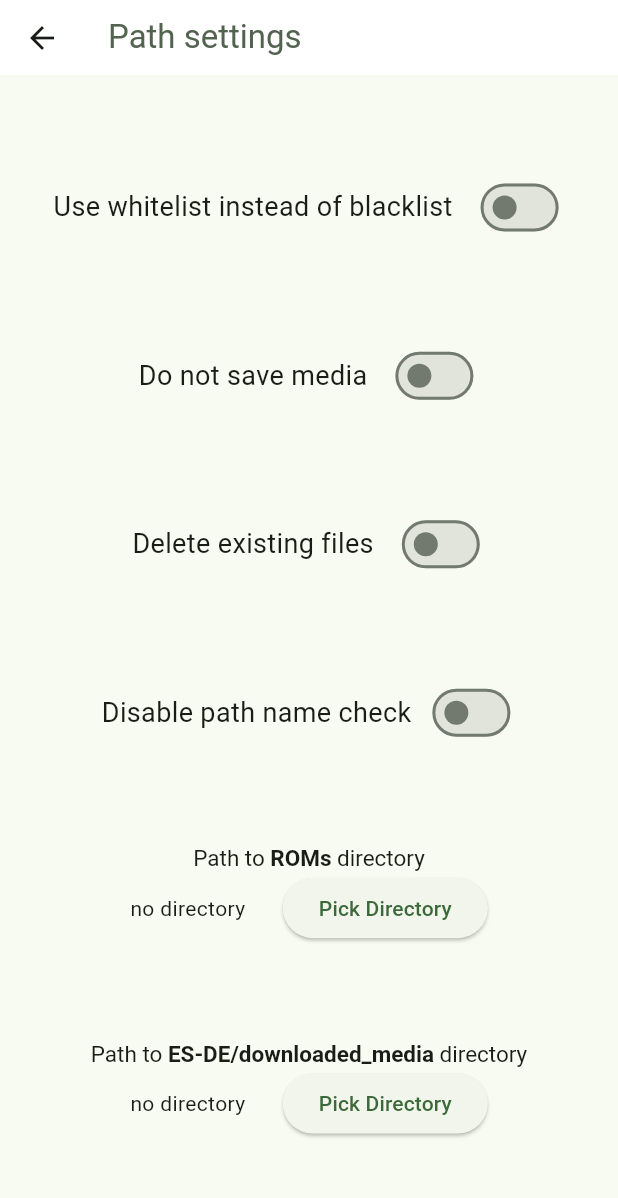
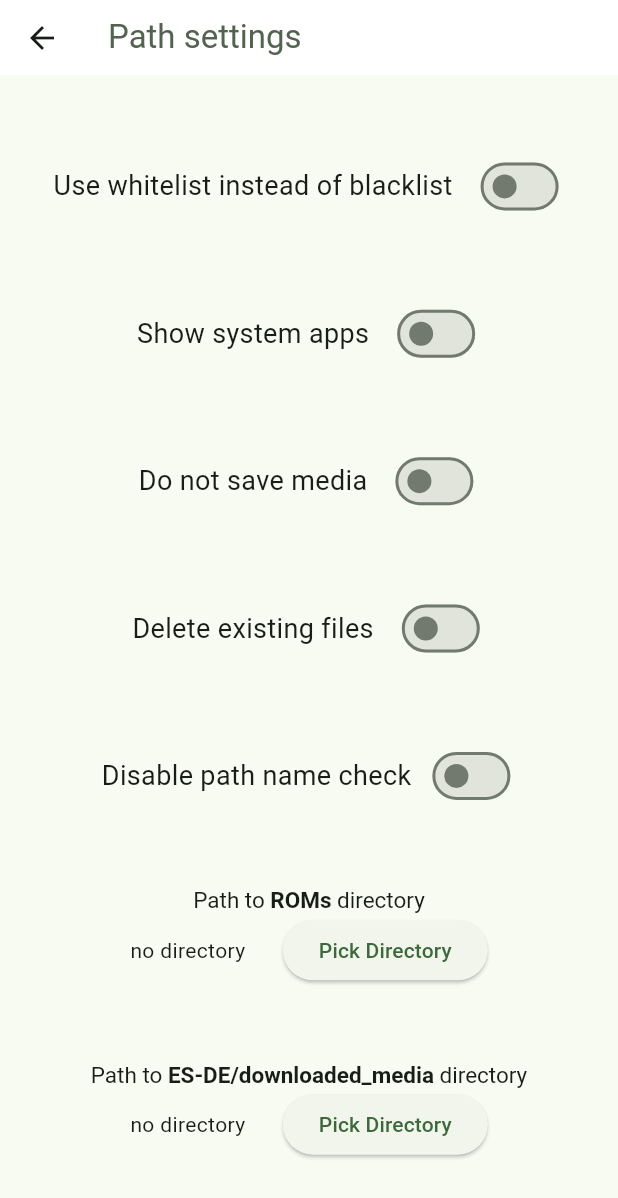
Before and after one commit to BinaryQuantumSoul/esde_android_apps, a Flutter app: the SettingsPage screen opened directly, on a phone screen of 412 x 824 dp. Shown: the top 1198 px of the screen. Run offline on Flutter 3.47's test engine with Material 3 defaults, Android fonts, the phone set to English and light mode, and no system bars; drawn by our look-alikes of dynamic_color; our stand-ins replace device_info_plus, file_picker, permission_handler, shared_preferences; missing offline and left inert: installed_apps; accounts and stored records are empty.

Commit message:
Add showSystemApps option

```diff
--- a/lib/main.dart
+++ b/lib/main.dart
@@ -23,6 +23,8 @@ class MyApp extends StatelessWidget {
 
   @override
   Widget build(BuildContext context) {
+    final settingsProvider = Provider.of<SettingsProvider>(context);
+
     return DynamicColorBuilder(builder: (lightColorScheme, darkColorScheme) {
       return MaterialApp(
           title: 'ES-DE Android',
@@ -39,7 +41,7 @@ class MyApp extends StatelessWidget {
           themeMode: ThemeMode.system,
           home: FutureBuilder(
             future: Future.wait([
-              InstalledApps.getInstalledApps(true, true),
+              InstalledApps.getInstalledApps(!settingsProvider.showSystemApps, true),
               SharedPreferences.getInstance(),
             ]),
             builder: (context, snapshot) {
--- a/lib/settings.dart
+++ b/lib/settings.dart
@@ -26,6 +26,12 @@ class SettingsPage extends StatelessWidget {
                 value: settingsProvider.whitelist,
                 onChanged: (bool newValue) {
                   settingsProvider.whitelist = newValue;
+                }),
+            SwitchSetting(
+                text: 'Show system apps ',
+                value: settingsProvider.showSystemApps,
+                onChanged: (bool newValue) {
+                  settingsProvider.showSystemApps = newValue;
                 }),
             SwitchSetting(
                 text: 'Do not save media ',
--- a/lib/storage.dart
+++ b/lib/storage.dart
@@ -5,6 +5,7 @@ class SettingsProvider with ChangeNotifier {
   late SharedPreferences prefs;
 
   late bool _whitelist;
+  late bool _showSystemApps;
   late bool _overwriteDirs;
   late bool _doNotSaveMedia;
   late bool _disablePathCheck;
@@ -12,6 +13,7 @@ class SettingsProvider with ChangeNotifier {
   late String _pathMedia;
 
   bool get whitelist => _whitelist;
+  bool get showSystemApps => _showSystemApps;
   bool get overwriteDirs => _overwriteDirs;
   bool get doNotSaveMedia => _doNotSaveMedia;
   bool get disablePathCheck => _disablePathCheck;
@@ -21,6 +23,12 @@ class SettingsProvider with ChangeNotifier {
   set whitelist(bool value) {
     _whitelist = value;
     prefs.setBool('setting_whitelist', value);
+    notifyListeners();
+  }
+
+  set showSystemApps(bool value) {
+    _showSystemApps = value;
+    prefs.setBool('setting_show_system_apps', value);
     notifyListeners();
   }
 
@@ -68,6 +76,7 @@ class SettingsProvider with ChangeNotifier {
     prefs = await SharedPreferences.getInstance();
 
     _whitelist = prefs.getBool('setting_whitelist') ?? false;
+    _showSystemApps = prefs.getBool('setting_show_system_apps') ?? false;
     _overwriteDirs = prefs.getBool('setting_overwrite') ?? false;
     _doNotSaveMedia = prefs.getBool('setting_no_media') ?? false;
     _disablePathCheck = prefs.getBool('setting_disable_path_check') ?? false;
--- a/pubspec.yaml
+++ b/pubspec.yaml
@@ -2,7 +2,7 @@ name: esde_android
 description: This tools imports android apps into the ES-DE launcher
 publish_to: 'none' # Remove this line if you wish to publish to pub.dev
 
-version: 1.3.2
+version: 1.3.3
 
 environment:
   sdk: ">=3.0.1 <4.0.0"
```
